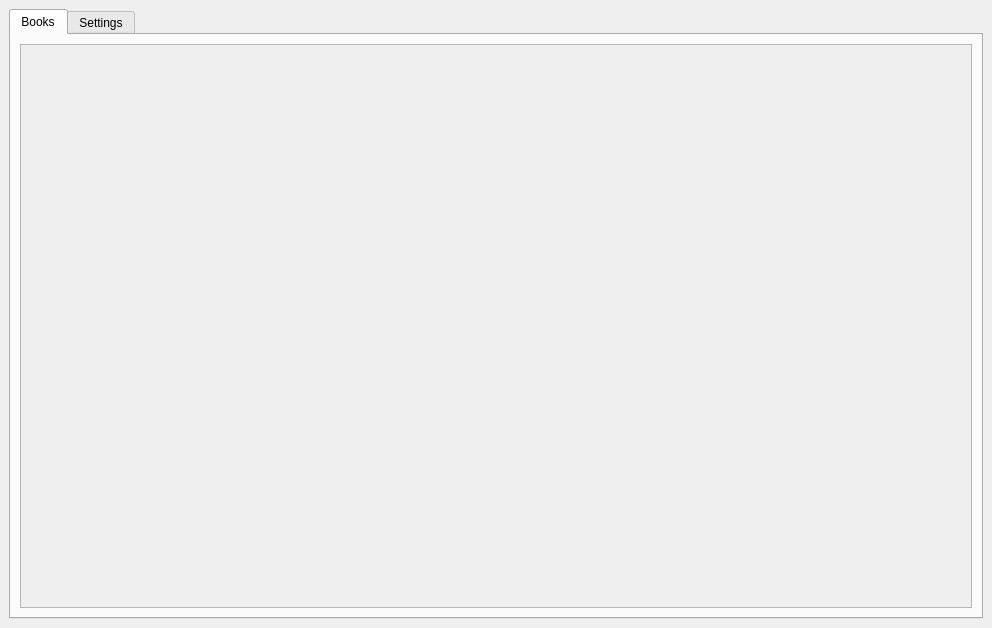
Before: the Qt Designer form Audiobook.ui in Aidanjm13/AudiobookReader, drawn with Qt 5.
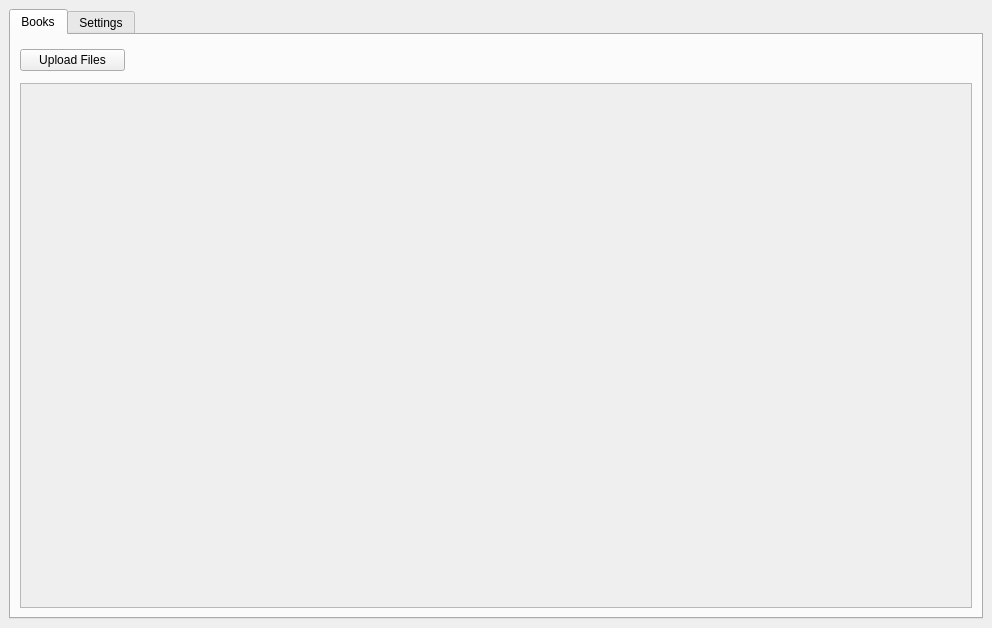
After: the same form once the commit is applied.

Commit message: Adding and connection functionality to upload files button

```diff
--- a/Audiobook.ui
+++ b/Audiobook.ui
@@ -39,7 +39,42 @@
        <attribute name="title">
         <string>Books</string>
        </attribute>
-       <layout class="QHBoxLayout" name="horizontalLayout_3">
+       <layout class="QVBoxLayout" name="verticalLayout_2" stretch="1,16">
+        <item>
+         <layout class="QHBoxLayout" name="topbar" stretch="1,8">
+          <property name="leftMargin">
+           <number>0</number>
+          </property>
+          <property name="topMargin">
+           <number>0</number>
+          </property>
+          <property name="rightMargin">
+           <number>0</number>
+          </property>
+          <item>
+           <widget class="QPushButton" name="uploadFilesButton">
+            <property name="baseSize">
+             <size>
+              <width>0</width>
+              <height>0</height>
+             </size>
+            </property>
+            <property name="text">
+             <string>Upload Files</string>
+            </property>
+            <property name="iconSize">
+             <size>
+              <width>16</width>
+              <height>16</height>
+             </size>
+            </property>
+           </widget>
+          </item>
+          <item>
+           <widget class="QWidget" name="widget" native="true"/>
+          </item>
+         </layout>
+        </item>
         <item>
          <widget class="QScrollArea" name="booksScrollArea">
           <property name="verticalScrollBarPolicy">
@@ -53,8 +88,8 @@
             <rect>
              <x>0</x>
              <y>0</y>
-             <width>946</width>
-             <height>558</height>
+             <width>948</width>
+             <height>522</height>
             </rect>
            </property>
           </widget>
```
The commit also changes 2 other files.
